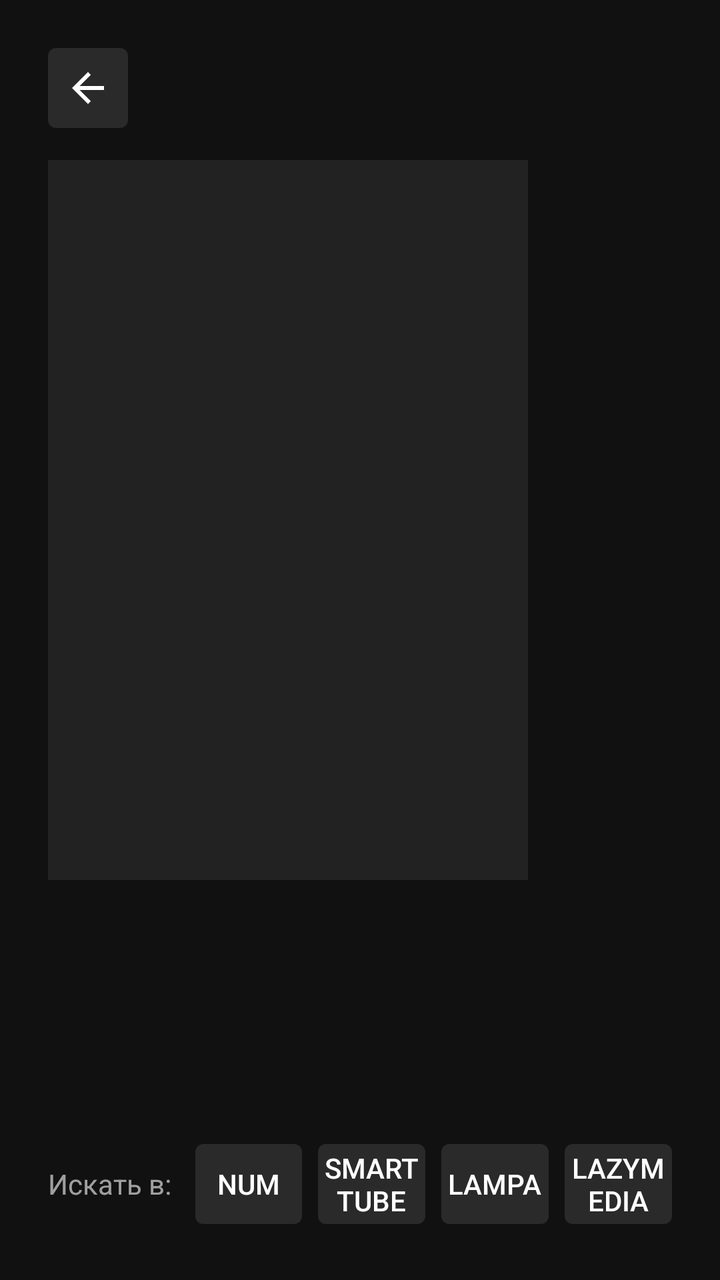
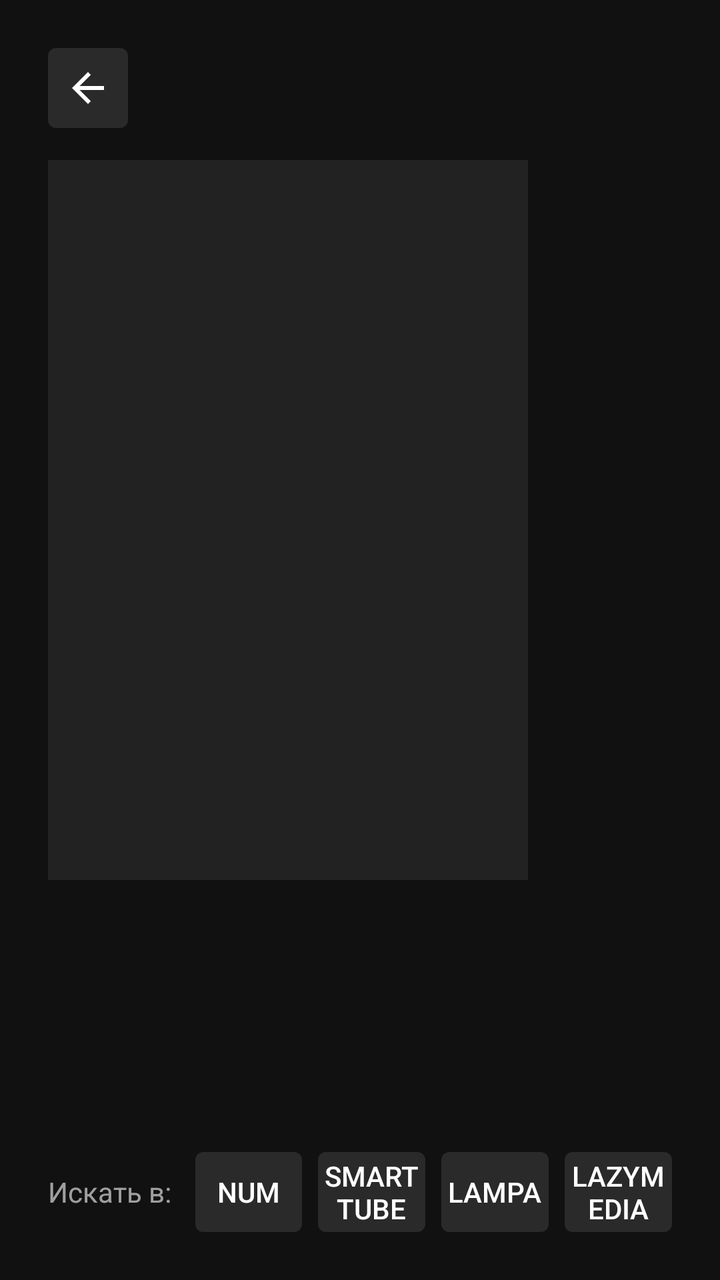

The first picture is an Android layout as it rendered before a commit; the second is the same layout after the commit. The layout source and the unified diff follow.
<!-- AndroidManifest.xml: activity theme Theme.VoiceSearch -->
<!-- res/layout/activity_detail.xml -->
<?xml version="1.0" encoding="utf-8"?>
<androidx.constraintlayout.widget.ConstraintLayout xmlns:android="http://schemas.android.com/apk/res/android"
    xmlns:app="http://schemas.android.com/apk/res-auto"
    android:layout_width="match_parent"
    android:layout_height="match_parent"
    android:background="@color/bg_primary"
    android:paddingStart="24dp"
    android:paddingEnd="24dp"
    android:paddingTop="24dp"
    android:paddingBottom="24dp">

    
    <ImageButton
        android:id="@+id/backButton"
        android:layout_width="40dp"
        android:layout_height="40dp"
        android:src="@drawable/ic_back"
        android:background="@drawable/bg_app_button_selector"
        android:contentDescription="@string/back_button"
        android:scaleType="centerInside"
        android:padding="8dp"
        android:nextFocusDown="@id/detailTitle"
        android:nextFocusRight="@id/detailTitle"
        android:nextFocusLeft="@id/backButton"
        app:layout_constraintTop_toTopOf="parent"
        app:layout_constraintStart_toStartOf="parent" />

    
    <ImageView
        android:id="@+id/detailPoster"
        android:layout_width="240dp"
        android:layout_height="360dp"
        android:layout_marginTop="16dp"
        android:scaleType="centerCrop"
        android:background="@color/card_default"
        android:contentDescription="@string/content_desc_poster"
        android:focusable="false"
        app:layout_constraintTop_toBottomOf="@id/backButton"
        app:layout_constraintStart_toStartOf="parent" />

    
    <TextView
        android:id="@+id/detailTitle"
        android:layout_width="0dp"
        android:layout_height="wrap_content"
        android:textColor="@color/text_primary"
        android:textSize="28sp"
        android:textStyle="bold"
        android:layout_marginStart="24dp"
        android:layout_marginTop="16dp"
        android:nextFocusUp="@id/backButton"
        android:nextFocusDown="@id/appButtonsContainer"
        app:layout_constraintTop_toBottomOf="@id/backButton"
        app:layout_constraintStart_toEndOf="@id/detailPoster"
        app:layout_constraintEnd_toEndOf="parent" />

    
    <TextView
        android:id="@+id/detailYear"
        android:layout_width="0dp"
        android:layout_height="wrap_content"
        android:textColor="@color/accent_yellow"
        android:textSize="16sp"
        android:layout_marginStart="24dp"
        android:layout_marginTop="4dp"
        android:focusable="false"
        app:layout_constraintTop_toBottomOf="@id/detailTitle"
        app:layout_constraintStart_toEndOf="@id/detailPoster"
        app:layout_constraintEnd_toEndOf="parent" />

    
    <TextView
        android:id="@+id/detailRating"
        android:layout_width="0dp"
        android:layout_height="wrap_content"
        android:textColor="@color/accent_yellow"
        android:textSize="16sp"
        android:layout_marginStart="24dp"
        android:layout_marginTop="4dp"
        android:focusable="false"
        android:visibility="gone"
        app:layout_constraintTop_toBottomOf="@id/detailYear"
        app:layout_constraintStart_toEndOf="@id/detailPoster"
        app:layout_constraintEnd_toEndOf="parent" />

    
    <TextView
        android:id="@+id/detailType"
        android:layout_width="0dp"
        android:layout_height="wrap_content"
        android:textColor="@color/text_secondary"
        android:textSize="14sp"
        android:layout_marginStart="24dp"
        android:layout_marginTop="4dp"
        android:focusable="false"
        android:visibility="gone"
        app:layout_constraintTop_toBottomOf="@id/detailRating"
        app:layout_constraintStart_toEndOf="@id/detailPoster"
        app:layout_constraintEnd_toEndOf="parent" />

    
    <TextView
        android:id="@+id/detailGenre"
        android:layout_width="0dp"
        android:layout_height="wrap_content"
        android:textColor="@color/text_secondary"
        android:textSize="14sp"
        android:layout_marginStart="24dp"
        android:layout_marginTop="4dp"
        android:focusable="false"
        android:visibility="gone"
        app:layout_constraintTop_toBottomOf="@id/detailType"
        app:layout_constraintStart_toEndOf="@id/detailPoster"
        app:layout_constraintEnd_toEndOf="parent" />

    
    <TextView
        android:id="@+id/detailDuration"
        android:layout_width="0dp"
        android:layout_height="wrap_content"
        android:textColor="@color/text_secondary"
        android:textSize="14sp"
        android:layout_marginStart="24dp"
        android:layout_marginTop="4dp"
        android:focusable="false"
        android:visibility="gone"
        app:layout_constraintTop_toBottomOf="@id/detailGenre"
        app:layout_constraintStart_toEndOf="@id/detailPoster"
        app:layout_constraintEnd_toEndOf="parent" />

    
    <TextView
        android:id="@+id/detailOverview"
        android:layout_width="0dp"
        android:layout_height="0dp"
        android:textColor="@color/text_secondary"
        android:textSize="14sp"
        android:layout_marginStart="24dp"
        android:layout_marginTop="8dp"
        android:focusable="false"
        android:background="@drawable/bg_overview_selector"
        android:scrollbars="vertical"
        android:padding="4dp"
        app:layout_constraintTop_toBottomOf="@id/detailDuration"
        app:layout_constraintBottom_toTopOf="@id/appButtonsContainer"
        app:layout_constraintStart_toEndOf="@id/detailPoster"
        app:layout_constraintEnd_toEndOf="parent" />

    
    <LinearLayout
        android:id="@+id/appButtonsContainer"
        android:layout_width="0dp"
        android:layout_height="48dp"
        android:orientation="horizontal"
        android:gravity="center_vertical"
        app:layout_constraintBottom_toBottomOf="parent"
        app:layout_constraintStart_toStartOf="parent"
        app:layout_constraintEnd_toEndOf="parent">

        <TextView
            android:id="@+id/searchInLabel"
            android:layout_width="wrap_content"
            android:layout_height="wrap_content"
            android:text="@string/search_in_label"
            android:textColor="@color/text_secondary"
            android:textSize="14sp"
            android:layout_marginEnd="12dp"
            android:focusable="false" />

        <androidx.appcompat.widget.AppCompatButton
            android:id="@+id/btnNum"
            android:layout_width="0dp"
            android:layout_height="40dp"
            android:layout_weight="1"
            android:layout_marginEnd="8dp"
            android:text="NUM"
            android:textColor="@color/text_primary"
            android:textSize="14sp"
            android:background="@drawable/bg_app_button_selector"
            android:nextFocusUp="@id/backButton"
            android:nextFocusDown="@id/backButton"
            android:nextFocusRight="@id/btnSmartTube" />

        <androidx.appcompat.widget.AppCompatButton
            android:id="@+id/btnSmartTube"
            android:layout_width="0dp"
            android:layout_height="40dp"
            android:layout_weight="1"
            android:layout_marginEnd="8dp"
            android:text="SmartTube"
            android:textColor="@color/text_primary"
            android:textSize="14sp"
            android:background="@drawable/bg_app_button_selector"
            android:nextFocusUp="@id/backButton"
            android:nextFocusDown="@id/backButton"
            android:nextFocusLeft="@id/btnNum"
            android:nextFocusRight="@id/btnLampa" />

        <androidx.appcompat.widget.AppCompatButton
            android:id="@+id/btnLampa"
            android:layout_width="0dp"
            android:layout_height="40dp"
            android:layout_weight="1"
            android:layout_marginEnd="8dp"
            android:text="Lampa"
            android:textColor="@color/text_primary"
            android:textSize="14sp"
            android:background="@drawable/bg_app_button_selector"
            android:nextFocusUp="@id/backButton"
            android:nextFocusDown="@id/backButton"
            android:nextFocusLeft="@id/btnSmartTube"
            android:nextFocusRight="@id/btnLazyMedia" />

        <androidx.appcompat.widget.AppCompatButton
            android:id="@+id/btnLazyMedia"
            android:layout_width="0dp"
            android:layout_height="40dp"
            android:layout_weight="1"
            android:text="LazyMedia"
            android:textColor="@color/text_primary"
            android:textSize="14sp"
            android:background="@drawable/bg_app_button_selector"
            android:nextFocusUp="@id/backButton"
            android:nextFocusDown="@id/backButton"
            android:nextFocusLeft="@id/btnLampa" />

    </LinearLayout>

</androidx.constraintlayout.widget.ConstraintLayout>
<!-- resources referenced by this layout -->
<resources>
  <color name="accent_yellow">#FFFFC107</color>
  <color name="bg_primary">#FF111111</color>
  <color name="card_default">#FF222222</color>
  <color name="text_primary">#FFFFFFFF</color>
  <color name="text_secondary">#99FFFFFF</color>
  <!-- drawable bg_app_button_selector (drawable) -->
  <?xml version="1.0" encoding="utf-8"?>
  <selector xmlns:android="http://schemas.android.com/apk/res/android">
      <item android:state_enabled="false">
          <shape android:shape="rectangle">
              <solid android:color="@color/button_app_disabled" />
              <corners android:radius="4dp" />
          </shape>
      </item>
      <item android:state_focused="true">
          <shape android:shape="rectangle">
              <solid android:color="@color/button_app_focused" />
              <corners android:radius="4dp" />
              <stroke android:width="2dp" android:color="@color/focus_ring" />
          </shape>
      </item>
      <item>
          <shape android:shape="rectangle">
              <solid android:color="@color/button_app_default" />
              <corners android:radius="4dp" />
          </shape>
      </item>
  </selector>
  <!-- drawable bg_overview_selector (drawable) -->
  <?xml version="1.0" encoding="utf-8"?>
  <selector xmlns:android="http://schemas.android.com/apk/res/android">
      <item android:state_focused="true">
          <shape android:shape="rectangle">
              <solid android:color="@android:color/transparent" />
              <stroke
                  android:width="2dp"
                  android:color="@color/focus_ring" />
              <corners android:radius="4dp" />
          </shape>
      </item>
      <item>
          <shape android:shape="rectangle">
              <solid android:color="@android:color/transparent" />
              <corners android:radius="4dp" />
          </shape>
      </item>
  </selector>
  <!-- drawable ic_back (drawable) -->
  <?xml version="1.0" encoding="utf-8"?>
  <vector xmlns:android="http://schemas.android.com/apk/res/android"
      android:width="24dp"
      android:height="24dp"
      android:viewportWidth="24"
      android:viewportHeight="24"
      android:tint="@color/text_primary">
      <path
          android:fillColor="@android:color/white"
          android:pathData="M20,11H7.83l5.59,-5.59L12,4l-8,8 8,8 1.41,-1.41L7.83,13H20v-2z" />
  </vector>
  <string name="back_button">Назад</string>
  <string name="content_desc_poster">Постер</string>
  <string name="search_in_label">Искать в:</string>
  <style name="Theme.VoiceSearch" parent="Theme.AppCompat.NoActionBar">
          <item name="android:windowBackground">@android:color/black</item>
          <item name="android:colorBackground">@android:color/black</item>
          <item name="android:statusBarColor">@android:color/transparent</item>
          <item name="android:navigationBarColor">@android:color/transparent</item>
          <item name="colorPrimary">@android:color/black</item>
          <item name="colorPrimaryDark">@android:color/black</item>
          <item name="colorAccent">@android:color/white</item>
          <item name="android:windowNoTitle">true</item>
          <item name="android:windowFullscreen">true</item>
      </style>
  <color name="button_app_disabled">#FF1A1A1A</color>
  <color name="button_app_focused">#FF444444</color>
  <color name="focus_ring">#FFCC8800</color>
  <color name="button_app_default">#FF2A2A2A</color>
</resources>

<!-- the commit's change to res/layout/activity_detail.xml (unified diff, before → after) -->
@@ -150,7 +150,7 @@
     <LinearLayout
         android:id="@+id/appButtonsContainer"
         android:layout_width="0dp"
-        android:layout_height="48dp"
+        android:layout_height="40dp"
         android:orientation="horizontal"
         android:gravity="center_vertical"
         app:layout_constraintBottom_toBottomOf="parent"
